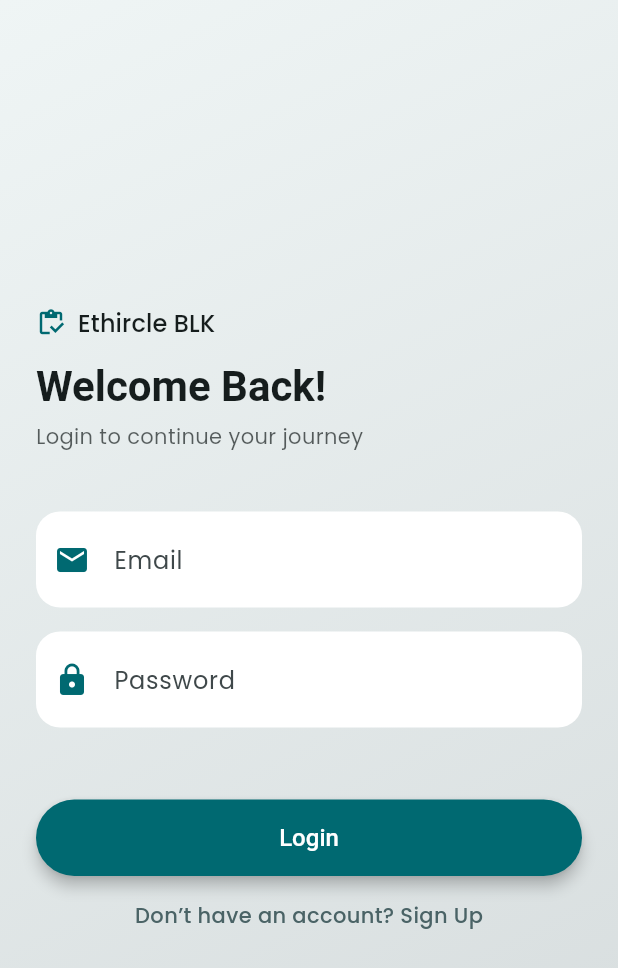
After one commit to faruqonaayo/blk_app, a Flutter app: the screen it shows after launch, swiped to page 2, on a phone screen of 412 x 824 dp. The commit adds this screen. Shown: the top 968 px of the screen. Run offline on Flutter 3.47's test engine with Material 3 defaults, Android fonts, the phone set to English and light mode, and no system bars; our stand-ins replace cloud_firestore, firebase_auth, firebase_core, go_router, google_fonts; accounts and stored records are empty.

Commit message:
Implement authentication flow with Firebase, add Auth and Home screens, and update navigation routes

```diff
--- a/lib/main.dart
+++ b/lib/main.dart
@@ -1,11 +1,13 @@
+import 'package:firebase_auth/firebase_auth.dart';
 import 'package:flutter/material.dart';
 import 'package:firebase_core/firebase_core.dart';
 import 'package:go_router/go_router.dart';
 import 'firebase_options.dart';
 
+import 'package:blk_app/theme.dart';
 import 'package:blk_app/screens/error_screen.dart';
-import 'package:blk_app/screens/welcome_screen.dart';
-import 'package:blk_app/theme.dart';
+import 'package:blk_app/screens/auth_welcome_screen.dart';
+import 'package:blk_app/screens/home_screen.dart';
 
 void main() async {
   WidgetsFlutterBinding.ensureInitialized();
@@ -18,8 +20,18 @@ class BlkApp extends StatelessWidget {
 
   // Route configuration using GoRouter
   final _router = GoRouter(
-    initialLocation: "/",
-    routes: [GoRoute(path: "/", builder: (ctx, state) => WelcomeScreen())],
+    initialLocation: "/auth",
+    routes: [
+      GoRoute(path: "/", builder: (ctx, state) => const HomeScreen()),
+      GoRoute(path: "/auth", builder: (ctx, state) => AuthWelcomeScreen()),
+    ],
+    redirect: (context, state) {
+      final isLoggedIn = FirebaseAuth.instance.currentUser != null;
+      if (!isLoggedIn) {
+        return "/auth";
+      }
+      return "/";
+    },
     errorBuilder: (ctx, state) => const ErrorScreen(),
   );
 
--- /dev/null
+++ b/lib/screens/auth_screen.dart
@@ -0,0 +1,263 @@
+import 'package:cloud_firestore/cloud_firestore.dart';
+import 'package:firebase_auth/firebase_auth.dart';
+import 'package:flutter/material.dart';
+import 'package:go_router/go_router.dart';
+
+class AuthScreen extends StatefulWidget {
+  const AuthScreen({super.key});
+
+  @override
+  State<AuthScreen> createState() => _AuthScreenState();
+}
+
+class _AuthScreenState extends State<AuthScreen>
+    with SingleTickerProviderStateMixin {
+  final _formKey = GlobalKey<FormState>();
+  bool _isLogin = true;
+  String _enteredFirstName = '';
+  String _enteredLastName = '';
+  String _enteredEmail = '';
+  String _enteredPassword = '';
+  String _enteredCPassword = '';
+
+  void _submitForm() async {
+    if (_formKey.currentState?.validate() ?? false) {
+      _formKey.currentState?.save();
+
+      if (!_isLogin && _enteredCPassword != _enteredPassword) {
+        ScaffoldMessenger.of(
+          context,
+        ).showSnackBar(const SnackBar(content: Text("Passwords must match")));
+        return;
+      }
+
+      try {
+        final fbAuth = FirebaseAuth.instance;
+        if (_isLogin) {
+          await fbAuth.signInWithEmailAndPassword(
+            email: _enteredEmail,
+            password: _enteredPassword,
+          );
+        } else {
+          await fbAuth.createUserWithEmailAndPassword(
+            email: _enteredEmail,
+            password: _enteredPassword,
+          );
+          FirebaseFirestore.instance.collection("users").add({
+            "firstName": _enteredFirstName,
+            "lastName": _enteredLastName,
+            "email": _enteredEmail,
+            "authUID": fbAuth.currentUser!.uid,
+          });
+        }
+
+        if (!mounted) {
+          return;
+        }
+        context.go("/");
+      } on FirebaseAuthException catch (e) {
+        ScaffoldMessenger.of(context).showSnackBar(
+          SnackBar(
+            content: Text(
+              e.message ?? "Authentication failed",
+              style: TextStyle(color: Theme.of(context).colorScheme.onError),
+            ),
+            backgroundColor: Theme.of(context).colorScheme.error,
+          ),
+        );
+      }
+    }
+  }
+
+  @override
+  Widget build(BuildContext context) {
+    final theme = Theme.of(context);
+    final colorScheme = theme.colorScheme;
+
+    return Scaffold(
+      body: TweenAnimationBuilder(
+        duration: Duration(milliseconds: 500),
+        curve: Curves.easeInCubic,
+        tween: Tween(begin: 64.0, end: 0.0),
+        child: Container(
+          width: double.infinity,
+          decoration: BoxDecoration(
+            gradient: LinearGradient(
+              colors: [colorScheme.surfaceContainerLow, colorScheme.surfaceDim],
+              begin: Alignment.topLeft,
+              end: Alignment.bottomRight,
+            ),
+          ),
+          child: Center(
+            child: SingleChildScrollView(
+              padding: const EdgeInsets.all(24),
+              child: Column(
+                mainAxisAlignment: MainAxisAlignment.center,
+                crossAxisAlignment: CrossAxisAlignment.start,
+                children: [
+                  Row(
+                    children: [
+                      Icon(
+                        Icons.inventory_outlined,
+                        size: 20,
+                        color: colorScheme.primary,
+                      ),
+                      const SizedBox(width: 8),
+                      Text("Ethircle BLK", style: theme.textTheme.titleSmall),
+                    ],
+                  ),
+                  const SizedBox(height: 12),
+                  Text(
+                    _isLogin ? "Welcome Back!" : "Start Keep Track Today!",
+                    style: theme.textTheme.headlineMedium?.copyWith(
+                      fontWeight: FontWeight.bold,
+                      color: colorScheme.onSurface,
+                    ),
+                  ),
+                  const SizedBox(height: 6),
+                  Text(
+                    _isLogin
+                        ? "Login to continue your journey"
+                        : "Create an account to get started",
+                    style: theme.textTheme.bodyMedium?.copyWith(
+                      color: colorScheme.onSurface.withValues(alpha: 0.7),
+                    ),
+                  ),
+                  const SizedBox(height: 40),
+
+                  SizedBox(
+                    width: double.infinity,
+                    child: Form(
+                      key: _formKey,
+                      child: Column(
+                        children: [
+                          if (!_isLogin) ...[
+                            _buildRoundedField(
+                              key: const ValueKey("firstname"),
+                              hint: "First Name",
+                              icon: Icons.person,
+                              validator: (v) => v == null || v.isEmpty
+                                  ? "Enter first name"
+                                  : null,
+                              onSaved: (v) => _enteredFirstName = v!.trim(),
+                            ),
+                            const SizedBox(height: 16),
+                            _buildRoundedField(
+                              key: const ValueKey("lastname"),
+                              hint: "Last Name",
+                              icon: Icons.person_outline,
+                              validator: (v) => v == null || v.isEmpty
+                                  ? "Enter last name"
+                                  : null,
+                              onSaved: (v) => _enteredLastName = v!.trim(),
+                            ),
+                            const SizedBox(height: 16),
+                          ],
+                          _buildRoundedField(
+                            key: const ValueKey("email"),
+                            hint: "Email",
+                            icon: Icons.email,
+                            keyboard: TextInputType.emailAddress,
+                            validator: (v) => v == null || !v.contains("@")
+                                ? "Enter valid email"
+                                : null,
+                            onSaved: (v) => _enteredEmail = v!.trim(),
+                          ),
+                          const SizedBox(height: 16),
+                          _buildRoundedField(
+                            key: const ValueKey("password"),
+                            hint: "Password",
+                            icon: Icons.lock,
+                            obscure: true,
+                            validator: (v) => v == null || v.length < 6
+                                ? "Min 6 characters"
+                                : null,
+                            onSaved: (v) => _enteredPassword = v!,
+                          ),
+                          const SizedBox(height: 16),
+                          if (!_isLogin)
+                            _buildRoundedField(
+                              key: const ValueKey("cPassword"),
+                              hint: "Confirm Password",
+                              icon: Icons.lock_outline,
+                              obscure: true,
+                              validator: (v) => v == null || v.length < 6
+                                  ? "Min 6 characters"
+                                  : null,
+                              onSaved: (v) => _enteredCPassword = v!,
+                            ),
+                          const SizedBox(height: 32),
+                          ElevatedButton(
+                            style: ElevatedButton.styleFrom(
+                              elevation: 4,
+                              minimumSize: Size(double.infinity, 50),
+                            ),
+                            onPressed: _submitForm,
+                            child: Text(
+                              _isLogin ? "Login" : "Sign Up",
+                              style: const TextStyle(fontSize: 16),
+                            ),
+                          ),
+                          const SizedBox(height: 16),
+                          GestureDetector(
+                            onTap: () => setState(() => _isLogin = !_isLogin),
+                            child: Text(
+                              _isLogin
+                                  ? "Don’t have an account? Sign Up"
+                                  : "Already have an account? Login",
+                              style: TextStyle(
+                                color: colorScheme.secondary,
+                                fontWeight: FontWeight.w500,
+                              ),
+                            ),
+                          ),
+                        ],
+                      ),
+                    ),
+                  ),
+                ],
+              ),
+            ),
+          ),
+        ),
+        builder: (_, value, myChild) => Padding(
+          padding: EdgeInsetsGeometry.only(top: value),
+          child: myChild,
+        ),
+      ),
+    );
+  }
+
+  Widget _buildRoundedField({
+    required Key key,
+    required String hint,
+    required IconData icon,
+    bool obscure = false,
+    TextInputType keyboard = TextInputType.text,
+    String? Function(String?)? validator,
+    void Function(String?)? onSaved,
+  }) {
+    final colorScheme = Theme.of(context).colorScheme;
+    return TextFormField(
+      key: key,
+      obscureText: obscure,
+      keyboardType: keyboard,
+      validator: validator,
+      onSaved: onSaved,
+      decoration: InputDecoration(
+        hintText: hint,
+        prefixIcon: Icon(icon, color: colorScheme.primary),
+        filled: true,
+        fillColor: colorScheme.surfaceContainerLowest,
+        contentPadding: const EdgeInsets.symmetric(
+          vertical: 20,
+          horizontal: 24,
+        ),
+        border: OutlineInputBorder(
+          borderRadius: BorderRadius.circular(16),
+          borderSide: BorderSide.none,
+        ),
+      ),
+    );
+  }
+}
--- /dev/null
+++ b/lib/screens/auth_welcome_screen.dart
@@ -0,0 +1,29 @@
+import 'package:flutter/material.dart';
+
+import 'package:blk_app/screens/auth_screen.dart';
+import 'package:blk_app/screens/welcome_screen.dart';
+
+class AuthWelcomeScreen extends StatefulWidget {
+  const AuthWelcomeScreen({super.key});
+
+  @override
+  State<AuthWelcomeScreen> createState() => _AuthWelcomeScreenState();
+}
+
+class _AuthWelcomeScreenState extends State<AuthWelcomeScreen> {
+  late PageController _pageController;
+  final _pages = const [WelcomeScreen(), AuthScreen()];
+
+  @override
+  void initState() {
+    super.initState();
+    _pageController = PageController(initialPage: 0);
+  }
+
+  @override
+  Widget build(BuildContext context) {
+    return Scaffold(
+      body: PageView(controller: _pageController, children: _pages),
+    );
+  }
+}
--- /dev/null
+++ b/lib/screens/home_screen.dart
@@ -0,0 +1,27 @@
+import 'package:firebase_auth/firebase_auth.dart';
+import 'package:flutter/material.dart';
+import 'package:go_router/go_router.dart';
+
+class HomeScreen extends StatelessWidget {
+  const HomeScreen({super.key});
+
+  @override
+  Widget build(BuildContext context) {
+    return Scaffold(
+      appBar: AppBar(
+        title: const Text("Home"),
+        actions: [
+          IconButton(
+            onPressed: () async {
+              await FirebaseAuth.instance.signOut();
+              if (!context.mounted) return;
+              context.go("/auth");
+            },
+            icon: const Icon(Icons.logout),
+          ),
+        ],
+      ),
+      body: const Center(child: Text("Welcome to the Home Screen!")),
+    );
+  }
+}
--- a/lib/screens/welcome_screen.dart
+++ b/lib/screens/welcome_screen.dart
@@ -54,13 +54,11 @@ class WelcomeScreen extends StatelessWidget {
                     ),
                     const SizedBox(height: 32),
                     ElevatedButton(
-                      onPressed: () {
-                        // Navigate to the next screen or perform an action
-                      },
+                      onPressed: () {},
                       style: ElevatedButton.styleFrom(
                         minimumSize: Size(double.infinity, 50),
                       ),
-                      child: const Text("Login"),
+                      child: const Text("Slide to Continue >>>"),
                     ),
                   ],
                 ),
--- a/pubspec.yaml
+++ b/pubspec.yaml
@@ -37,6 +37,8 @@ dependencies:
   firebase_core: ^4.2.0
   go_router: ^16.2.4
   google_fonts: ^6.3.2
+  cloud_firestore: ^6.0.3
+  firebase_auth: ^6.1.1
 
 dev_dependencies:
   flutter_test:
```
Also changed, not shown: pubspec.lock, 3 other files.
